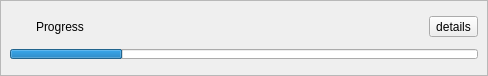
Above: resources/progress_widget.ui from shotgunsoftware/tk-multi-publish2 before the change. Below: the same form after it.
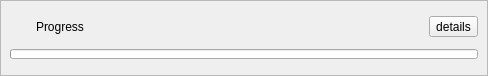
That is the form after the change. Icons and pictures are not drawn.

What changed in the file:
```diff
--- a/resources/progress_widget.ui
+++ b/resources/progress_widget.ui
@@ -90,7 +90,7 @@
          </size>
         </property>
         <property name="value">
-         <number>24</number>
+         <number>0</number>
         </property>
         <property name="textVisible">
          <bool>false</bool>
```
